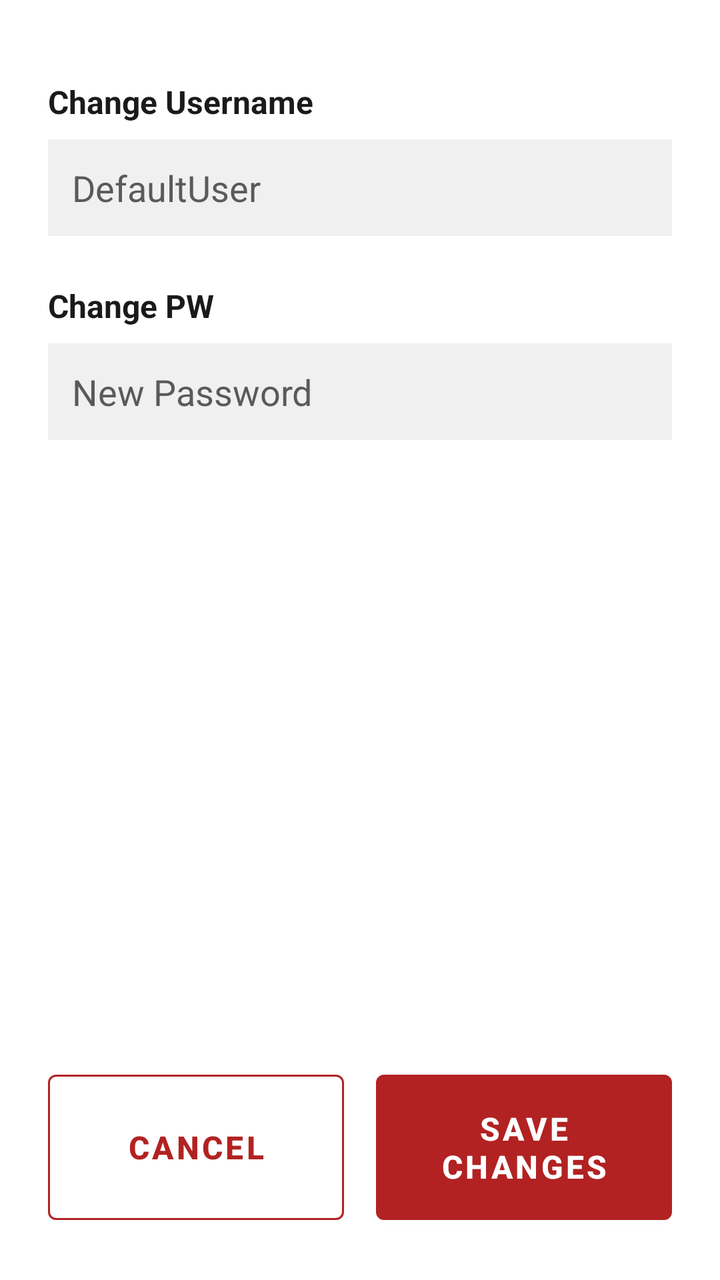
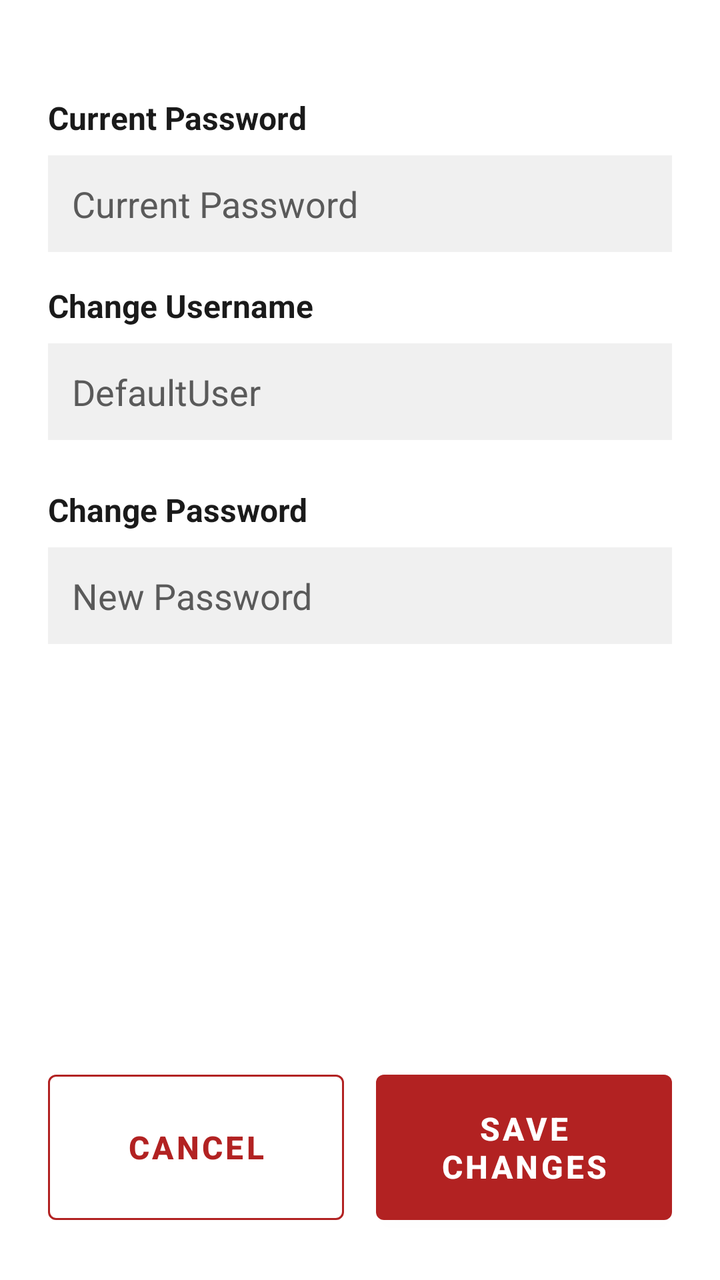

An Android layout rendered at two revisions. The XML below is the earlier revision; the diff shows what the commit changed to produce the second picture.
<!-- AndroidManifest.xml: application theme Theme.B07DemoSummer2024 -->
<!-- res/layout/fragment_profile.xml -->
<?xml version="1.0" encoding="utf-8"?>

<androidx.constraintlayout.widget.ConstraintLayout xmlns:android="http://schemas.android.com/apk/res/android"
    xmlns:app="http://schemas.android.com/apk/res-auto"
    xmlns:tools="http://schemas.android.com/tools"
    android:layout_width="match_parent"
    android:layout_height="match_parent"
    android:background="@color/primary_background"
    tools:context=".fragments.ProfileFragment">

    <ScrollView
        android:layout_width="match_parent"
        android:layout_height="match_parent"
        android:fillViewport="true">

        <LinearLayout
            android:layout_width="match_parent"
            android:layout_height="wrap_content"
            android:orientation="vertical"
            android:padding="24dp">

            <TextView
                android:layout_width="wrap_content"
                android:layout_height="wrap_content"
                android:layout_marginTop="16dp"
                android:text="Change Username"
                android:textColor="@color/text_primary"
                android:textSize="16sp"
                android:textStyle="bold" />

            <EditText
                android:id="@+id/edit_username"
                android:layout_width="match_parent"
                android:layout_height="wrap_content"
                android:layout_marginTop="8dp"
                android:hint="DefaultUser"
                android:inputType="textPersonName"
                android:padding="12dp"
                android:textColor="@color/text_primary"
                android:textColorHint="@color/text_secondary"
                android:background="@color/search_bar_background" />

            <TextView
                android:layout_width="wrap_content"
                android:layout_height="wrap_content"
                android:layout_marginTop="24dp"
                android:text="Change PW"
                android:textColor="@color/text_primary"
                android:textSize="16sp"
                android:textStyle="bold" />

            <EditText
                android:id="@+id/edit_password"
                android:layout_width="match_parent"
                android:layout_height="wrap_content"
                android:layout_marginTop="8dp"
                android:hint="New Password"
                android:inputType="textPassword"
                android:padding="12dp"
                android:textColor="@color/text_primary"
                android:textColorHint="@color/text_secondary"
                android:background="@color/search_bar_background" />

            <LinearLayout
                android:id="@+id/layout_password_requirements"
                android:layout_width="match_parent"
                android:layout_height="wrap_content"
                android:orientation="vertical"
                android:layout_marginTop="8dp"
                android:visibility="gone">

                <TextView
                    android:id="@+id/req_length"
                    android:layout_width="wrap_content"
                    android:layout_height="wrap_content"
                    android:text="• At least 8 characters"
                    android:textSize="12sp"
                    android:textColor="@color/imperial_red" />

                <TextView
                    android:id="@+id/req_uppercase"
                    android:layout_width="wrap_content"
                    android:layout_height="wrap_content"
                    android:text="• One uppercase letter"
                    android:textSize="12sp"
                    android:textColor="@color/imperial_red" />

                <TextView
                    android:id="@+id/req_lowercase"
                    android:layout_width="wrap_content"
                    android:layout_height="wrap_content"
                    android:text="• One lowercase letter"
                    android:textSize="12sp"
                    android:textColor="@color/imperial_red" />

                <TextView
                    android:id="@+id/req_digit"
                    android:layout_width="wrap_content"
                    android:layout_height="wrap_content"
                    android:text="• One digit"
                    android:textSize="12sp"
                    android:textColor="@color/imperial_red" />

                <TextView
                    android:id="@+id/req_special"
                    android:layout_width="wrap_content"
                    android:layout_height="wrap_content"
                    android:text="• One special character (!@#$%^&amp;*())"
                    android:textSize="12sp"
                    android:textColor="@color/imperial_red" />

            </LinearLayout>

            <TextView
                android:id="@+id/reenter_password_label"
                android:layout_width="wrap_content"
                android:layout_height="wrap_content"
                android:layout_marginTop="24dp"
                android:text="Re-enter PW"
                android:textColor="@color/text_primary"
                android:textSize="16sp"
                android:textStyle="bold"
                android:visibility="gone" />

            <EditText
                android:id="@+id/edit_reenter_password"
                android:layout_width="match_parent"
                android:layout_height="wrap_content"
                android:layout_marginTop="8dp"
                android:hint="Confirm New Password"
                android:inputType="textPassword"
                android:padding="12dp"
                android:textColor="@color/text_primary"
                android:textColorHint="@color/text_secondary"
                android:background="@color/search_bar_background"
                android:visibility="gone" />

            
            <View
                android:layout_width="match_parent"
                android:layout_height="0dp"
                android:layout_weight="1" />
            
            <androidx.constraintlayout.widget.ConstraintLayout
                android:layout_width="match_parent"
                android:layout_height="wrap_content"
                android:layout_marginTop="32dp">

                <Button
                    android:id="@+id/button_cancel_profile"
                    style="?attr/materialButtonOutlinedStyle"
                    android:layout_width="0dp"
                    android:layout_height="0dp"
                    android:layout_marginEnd="8dp"
                    android:padding="16dp"
                    android:text="Cancel"
                    android:textAllCaps="true"
                    android:textColor="@color/accent_action"
                    android:textSize="16sp"
                    android:textStyle="bold"
                    app:layout_constraintBottom_toBottomOf="parent"
                    app:layout_constraintEnd_toStartOf="@+id/button_submit_profile"
                    app:layout_constraintHorizontal_weight="1"
                    app:layout_constraintStart_toStartOf="parent"
                    app:layout_constraintTop_toTopOf="parent"
                    app:strokeColor="@color/accent_action" />

                <Button
                    android:id="@+id/button_submit_profile"
                    android:layout_width="0dp"
                    android:layout_height="wrap_content"
                    android:layout_marginStart="8dp"
                    android:padding="16dp"
                    android:text="Save Changes"
                    android:textAllCaps="true"
                    android:textColor="@color/white"
                    android:textSize="16sp"
                    android:textStyle="bold"
                    app:backgroundTint="@color/accent_action"
                    app:layout_constraintBottom_toBottomOf="parent"
                    app:layout_constraintEnd_toEndOf="parent"
                    app:layout_constraintHorizontal_weight="1"
                    app:layout_constraintStart_toEndOf="@+id/button_cancel_profile"
                    app:layout_constraintTop_toTopOf="parent" />

            </androidx.constraintlayout.widget.ConstraintLayout>

        </LinearLayout>
    </ScrollView>

</androidx.constraintlayout.widget.ConstraintLayout>
<!-- resources referenced by this layout -->
<resources>
  <color name="accent_action">@color/imperial_red_muted</color>
  <color name="imperial_red">#ED2939</color>
  <color name="primary_background">@color/taam_background</color>
  <color name="search_bar_background">#F0F0F0</color>
  <color name="text_primary">@color/taam_text_dark</color>
  <color name="text_secondary">@color/taam_text_gray</color>
  <color name="white">#FFFFFFFF</color>
  <style name="Theme.B07DemoSummer2024" parent="Theme.MaterialComponents.Light.NoActionBar">
          <item name="colorPrimary">@color/black</item>
          <item name="colorPrimaryVariant">@color/black</item>
          <item name="colorOnPrimary">@color/white</item>
          <item name="colorSecondary">@color/accent_action</item>
          <item name="colorSecondaryVariant">@color/accent_action</item>
          <item name="colorOnSecondary">@color/white</item>
          <item name="android:windowBackground">@color/primary_background</item>
          <item name="android:textColorPrimary">@color/text_primary</item>
          <item name="android:statusBarColor">@color/taam_gold</item>
          <item name="materialAlertDialogTheme">@style/CustomMaterialDialog</item>
      </style>
  <color name="imperial_red_muted">#B22222</color>
  <color name="taam_background">#FFFFFFFF</color>
  <color name="taam_text_dark">#1A1A1A</color>
  <color name="taam_text_gray">#5A5A5A</color>
  <color name="black">#1A1A1A</color>
  <color name="taam_gold">#C7A762</color>
  <style name="CustomMaterialDialog" parent="Theme.MaterialComponents.Light.Dialog.Alert">
          <item name="buttonBarPositiveButtonStyle">@style/CustomDialogButton</item>
          <item name="buttonBarNegativeButtonStyle">@style/CustomDialogButton</item>
          <item name="shapeAppearanceMediumComponent">@style/RoundedCornersDialog</item>
      </style>
  <style name="CustomDialogButton" parent="Widget.MaterialComponents.Button.TextButton">
          <item name="android:textColor">@color/dialog_button_text</item>
      </style>
  <style name="RoundedCornersDialog">
          <item name="cornerFamily">rounded</item>
          <item name="cornerSize">12dp</item>
      </style>
  <color name="dialog_button_text">@color/taam_gold</color>
</resources>

<!-- the commit's change to res/layout/fragment_profile.xml (unified diff, before → after) -->
@@ -20,6 +20,28 @@
             android:padding="24dp">
 
             <TextView
+                android:id="@+id/textView3"
+                android:layout_width="match_parent"
+                android:layout_height="wrap_content"
+                android:layout_marginTop="24dp"
+                android:text="Current Password"
+                android:textColor="@color/text_primary"
+                android:textSize="16sp"
+                android:textStyle="bold" />
+
+            <EditText
+                android:id="@+id/confirm_current_password"
+                android:layout_width="match_parent"
+                android:layout_height="wrap_content"
+                android:layout_marginTop="8dp"
+                android:background="@color/search_bar_background"
+                android:hint="Current Password"
+                android:inputType="textPersonName"
+                android:padding="12dp"
+                android:textColor="@color/text_primary"
+                android:textColorHint="@color/text_secondary" />
+
+            <TextView
                 android:layout_width="wrap_content"
                 android:layout_height="wrap_content"
                 android:layout_marginTop="16dp"
@@ -44,7 +66,7 @@
                 android:layout_width="wrap_content"
                 android:layout_height="wrap_content"
                 android:layout_marginTop="24dp"
-                android:text="Change PW"
+                android:text="Change Password"
                 android:textColor="@color/text_primary"
                 android:textSize="16sp"
                 android:textStyle="bold" />
@@ -136,6 +158,7 @@
                 android:visibility="gone" />
 
             
+
             <View
                 android:layout_width="match_parent"
                 android:layout_height="0dp"
